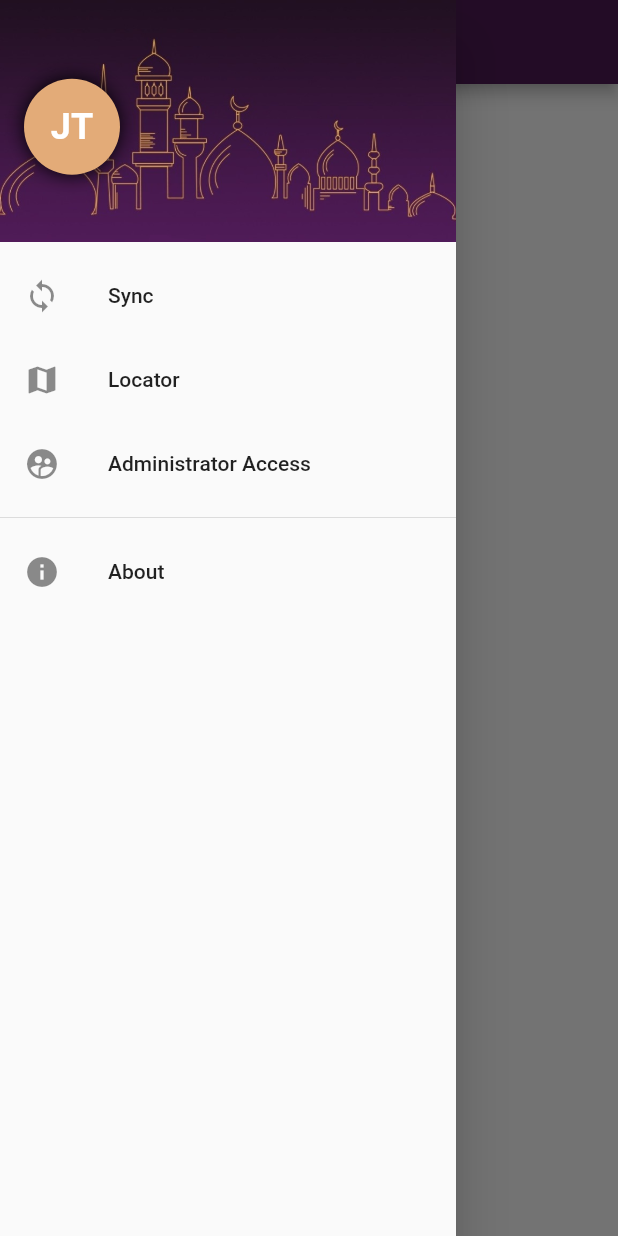
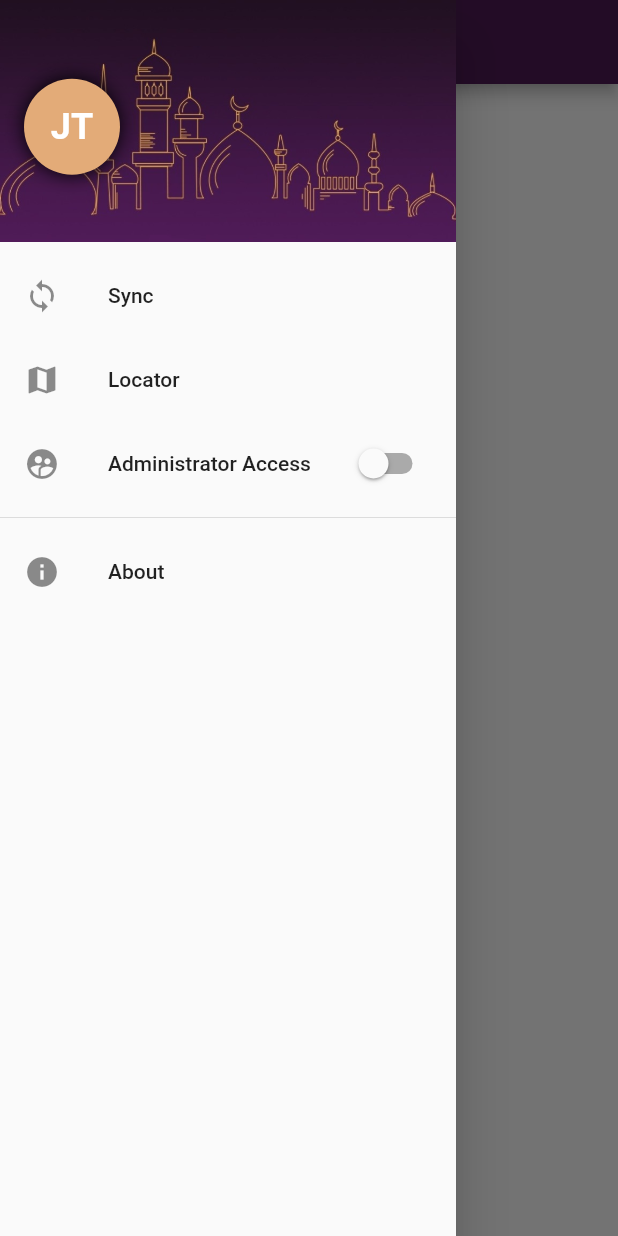
Before and after one commit to tahaali54/jamaat_timings, a Flutter app: the screen it shows after launch, with the side drawer open, on a phone screen of 412 x 824 dp. Run offline on Flutter 3.47's test engine with Material 2 defaults, Android fonts, the phone set to English and light mode, and no system bars; our stand-ins replace cached_network_image, cloud_firestore, shared_preferences, sqflite; accounts and stored records are empty.

Commit message:
add admin access skeleton

```diff
--- a/lib/controls.dart
+++ b/lib/controls.dart
@@ -6,11 +6,12 @@ import 'package:jamaat_timings/timings_page.dart';
 
 class MosquesListItem extends StatelessWidget {
   MosquesListItem({
-    Key key, @required this.mosqueDetail
+    Key key, @required this.mosqueDetail, @required this.isAdmin
   }) : super(key: key);
 
   static const double height = 366.0;
   final MosqueDetail mosqueDetail;
+  final bool isAdmin;
 
   @override
   Widget build(BuildContext context) {
@@ -101,6 +102,7 @@ class MosquesListItem extends StatelessWidget {
                             MaterialPageRoute(builder: (context) => TimingsPage(mosqueDetails: mosqueDetail)),);
                       },
                     ),
+                    isAdmin ? IconButton(onPressed: (){}, icon: Icon(Icons.publish)) : null,
                   ],
                 ),
               ),
--- a/lib/home_page.dart
+++ b/lib/home_page.dart
@@ -19,9 +19,9 @@ class HomePageState extends State<HomePage> {
   DatabaseManager _dbContext;
   SharedPreferences _persistentLocalStorage;
   List<MosqueDetail> _mosquesList;
+  bool _isAdmin;
   bool _isSynced;
   bool _createTable;
-  bool _rePopulate;
   bool _isLoading = false;
 
   @override
@@ -31,7 +31,7 @@ class HomePageState extends State<HomePage> {
     _mosquesList = <MosqueDetail>[];
     _createTable = true;
     _isSynced = false;
-    _rePopulate = true;
+    _isAdmin = false;
     //checking if data from Firestore has been synced previously.
     initLocalStorage();
   }
@@ -39,6 +39,12 @@ class HomePageState extends State<HomePage> {
   @override
   Widget build(BuildContext context) {
     return new Scaffold(
+      floatingActionButton: _isAdmin
+          ? FloatingActionButton(
+              child: Icon(Icons.add),
+              onPressed: () {},
+            )
+          : null,
       appBar: new AppBar(title: new Text("Jamaat Timings")),
       body: new Container(
         child: StreamBuilder(
@@ -65,10 +71,12 @@ class HomePageState extends State<HomePage> {
                 }
                 _dbContext.insertDataInDatabase(_mosquesList, _createTable);
                 _persistentLocalStorage.setBool('isSynced', true);
-                return new MosquesList(mosquesList: _mosquesList);
+                return new MosquesList(
+                    mosquesList: _mosquesList, isAdmin: _isAdmin);
               } else {
                 if (_mosquesList.isNotEmpty) {
-                  return new MosquesList(mosquesList: _mosquesList);
+                  return new MosquesList(
+                      mosquesList: _mosquesList, isAdmin: _isAdmin);
                 } else {
                   return new Center(child: const CircularProgressIndicator());
                 }
@@ -114,7 +122,7 @@ class HomePageState extends State<HomePage> {
                           content: new SingleChildScrollView(
                             child: new ListBody(
                               children: <Widget>[
-                                new Text('Up to date jamaat timings synced.'),
+                                new Text('Up to date timings synced.'),
                               ],
                             ),
                           ),
@@ -142,8 +150,14 @@ class HomePageState extends State<HomePage> {
             ListTile(
               leading: new Icon(Icons.supervised_user_circle),
               title: Text('Administrator Access'),
+              trailing: Switch(
+                value: _isAdmin,
+                onChanged: (bool _changedValue) {
+                  _toggelAdminAccess(context, _changedValue);
+                },
+              ),
               onTap: () {
-                Navigator.pop(context);
+                _toggelAdminAccess(context, !_isAdmin);
               },
             ),
             Divider(),
@@ -158,6 +172,44 @@ class HomePageState extends State<HomePage> {
         ),
       ),
     );
+  }
+
+  _toggelAdminAccess(BuildContext context, bool _changedValue) {
+    TextEditingController _passwordEditingController =
+        new TextEditingController();
+    if (_changedValue)
+      showDialog(
+          context: context,
+          builder: (context) => new AlertDialog(
+                content: new SingleChildScrollView(
+                  child: new ListBody(
+                    children: <Widget>[
+                      TextField(
+                        keyboardType: TextInputType.number,
+                        obscureText: true,
+                        controller: _passwordEditingController,
+                        decoration: InputDecoration(hintText: 'Enter password'),
+                      ),
+                    ],
+                  ),
+                ),
+                actions: <Widget>[
+                  FlatButton(
+                    child: Text('Submit'),
+                    onPressed: () {
+                      Navigator.pop(context);
+                      if (_passwordEditingController.text == '8242')
+                        setState(() {
+                          _isAdmin = _changedValue;
+                        });
+                    },
+                  )
+                ],
+              ));
+    else
+      setState(() {
+        _isAdmin = _changedValue;
+      });
   }
 
   Future<Null> initLocalStorage() async {
@@ -198,8 +250,7 @@ class CircleAvatarWithShadow extends StatelessWidget {
           radius: 32.0,
           child: new Text(
             'JT',
-            style: TextStyle(
-                fontWeight: FontWeight.bold, fontSize: 24.0),
+            style: TextStyle(fontWeight: FontWeight.bold, fontSize: 24.0),
           )),
       decoration: new BoxDecoration(
         boxShadow: [
@@ -215,13 +266,16 @@ class CircleAvatarWithShadow extends StatelessWidget {
 }
 
 class MosquesList extends StatelessWidget {
-  const MosquesList({
-    Key key,
-    @required List<MosqueDetail> mosquesList,
-  })  : _mosquesList = mosquesList,
+  const MosquesList(
+      {Key key,
+      @required List<MosqueDetail> mosquesList,
+      @required bool isAdmin})
+      : _mosquesList = mosquesList,
+        _isAdmin = isAdmin,
         super(key: key);
 
   final List<MosqueDetail> _mosquesList;
+  final bool _isAdmin;
 
   @override
   Widget build(BuildContext context) {
@@ -233,6 +287,7 @@ class MosquesList extends StatelessWidget {
             margin: const EdgeInsets.only(bottom: 8.0),
             child: new MosquesListItem(
               mosqueDetail: detail,
+              isAdmin: _isAdmin,
             ),
           );
         }).toList());
--- a/lib/main.dart
+++ b/lib/main.dart
@@ -20,7 +20,7 @@ class JamaatTimings extends StatelessWidget {
       theme: new ThemeData(
           primaryColor: _primaryColor,
           accentColor: _accentColor,
-          buttonColor: _accentColor),
+          buttonColor: _primaryColor),
     );
   }
 }
```
